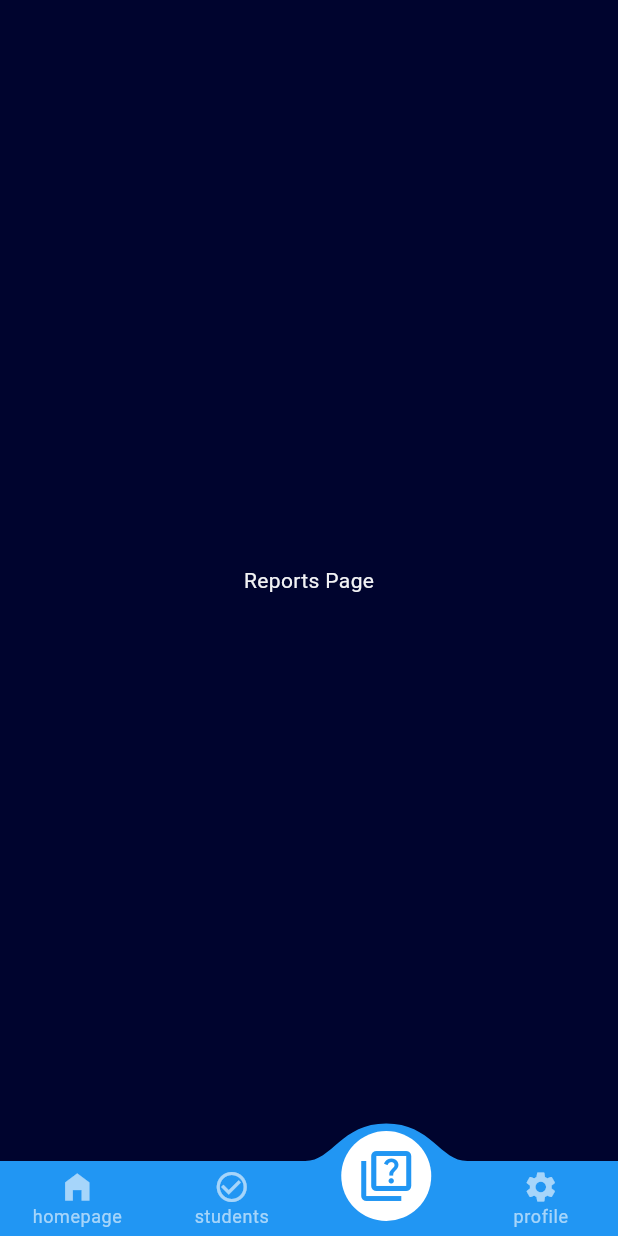
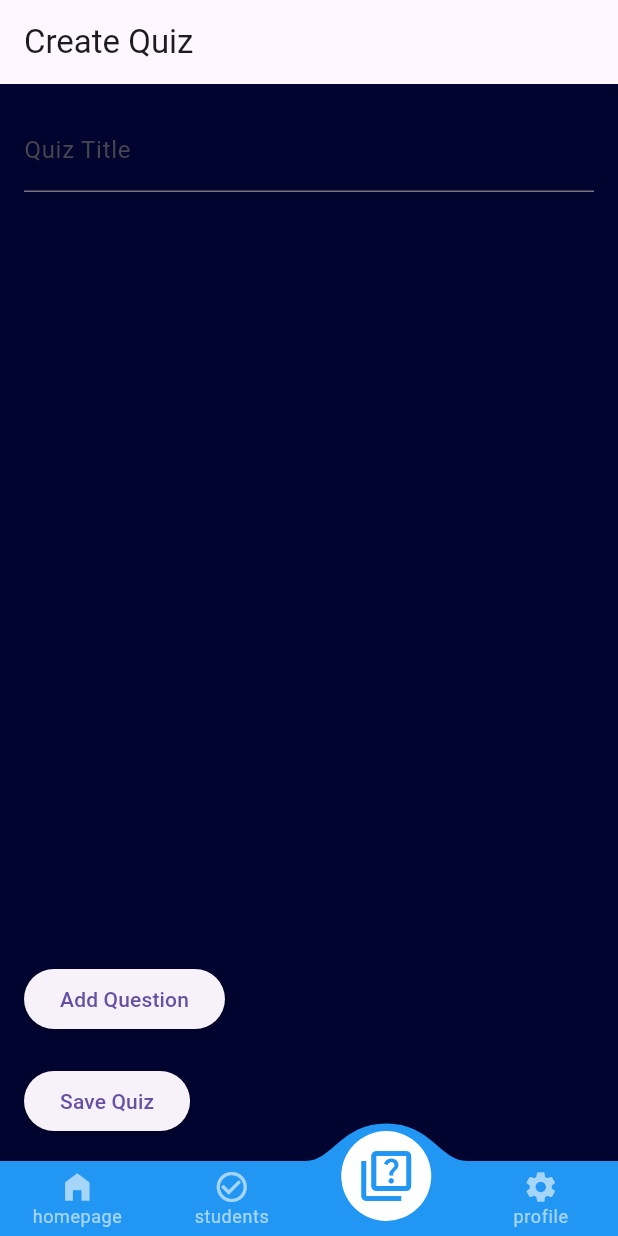
Before and after one commit to Manish0045/go-school-app, a Flutter app: the TeacherScreen screen opened directly, item 3 of the bottom bar chosen, on a phone screen of 412 x 824 dp. Run offline on Flutter 3.47's test engine with Material 3 defaults, Android fonts, the phone set to English and light mode, and no system bars; drawn by our look-alikes of convex_bottom_bar; our stand-ins replace cloud_firestore, firebase_auth, firebase_core, fl_chart, slide_to_act; missing offline and left inert: barcode_scan2; accounts and stored records are empty.

Commit message:
Changes in quiz model

```diff
--- a/lib/models/quiz_model.dart
+++ b/lib/models/quiz_model.dart
@@ -0,0 +1,62 @@
+// models/quiz_model.dart
+class QuizModel {
+  String? id;
+  String title;
+  List<Question> questions;
+
+  QuizModel({
+    this.id,
+    required this.title,
+    required this.questions,
+  });
+
+  // Convert QuizModel to a Map for Firebase storage
+  Map<String, dynamic> toMap() {
+    return {
+      'id': id,
+      'title': title,
+      'questions': questions.map((q) => q.toMap()).toList(),
+    };
+  }
+
+  // Factory method to create QuizModel from a Map
+  factory QuizModel.fromMap(Map<String, dynamic> map, String documentId) {
+    return QuizModel(
+      id: documentId,
+      title: map['title'],
+      questions: List<Question>.from(
+        map['questions'].map((q) => Question.fromMap(q)),
+      ),
+    );
+  }
+}
+
+class Question {
+  String questionText;
+  List<String> options;
+  int correctOptionIndex;
+
+  Question({
+    required this.questionText,
+    required this.options,
+    required this.correctOptionIndex,
+  });
+
+  // Convert Question to a Map for Firebase storage
+  Map<String, dynamic> toMap() {
+    return {
+      'questionText': questionText,
+      'options': options,
+      'correctOptionIndex': correctOptionIndex,
+    };
+  }
+
+  // Factory method to create Question from a Map
+  factory Question.fromMap(Map<String, dynamic> map) {
+    return Question(
+      questionText: map['questionText'],
+      options: List<String>.from(map['options']),
+      correctOptionIndex: map['correctOptionIndex'],
+    );
+  }
+}
--- /dev/null
+++ b/lib/screens/teacher/quiz_screen.dart
@@ -0,0 +1,129 @@
+// screens/teacher/quiz_form.dart
+import 'package:flutter/material.dart';
+import 'package:go_school_application/services/quiz_services.dart';
+import '../../models/quiz_model.dart';
+
+class QuizFormPage extends StatefulWidget {
+  const QuizFormPage({Key? key}) : super(key: key);
+
+  @override
+  _QuizFormPageState createState() => _QuizFormPageState();
+}
+
+class _QuizFormPageState extends State<QuizFormPage> {
+  final _formKey = GlobalKey<FormState>();
+  String _title = '';
+  List<Question> _questions = [];
+
+  final _titleController = TextEditingController();
+
+  void _addQuestion() {
+    setState(() {
+      _questions.add(
+        Question(
+          questionText: '',
+          options: ['', '', '', ''],
+          correctOptionIndex: 0,
+        ),
+      );
+    });
+  }
+
+  void _saveQuiz() {
+    if (_formKey.currentState!.validate()) {
+      _formKey.currentState!.save();
+      QuizModel newQuiz = QuizModel(title: _title, questions: _questions);
+      QuizServices().createQuiz(newQuiz);
+      ScaffoldMessenger.of(context).showSnackBar(
+        const SnackBar(content: Text('Quiz created successfully')),
+      );
+      Navigator.pop(context);
+    }
+  }
+
+  @override
+  Widget build(BuildContext context) {
+    return Scaffold(
+      appBar: AppBar(title: const Text('Create Quiz')),
+      body: Padding(
+        padding: const EdgeInsets.all(16.0),
+        child: Form(
+          key: _formKey,
+          child: Column(
+            crossAxisAlignment: CrossAxisAlignment.start,
+            children: [
+              TextFormField(
+                controller: _titleController,
+                decoration: const InputDecoration(labelText: 'Quiz Title'),
+                validator: (value) {
+                  if (value == null || value.isEmpty) {
+                    return 'Please enter a quiz title';
+                  }
+                  return null;
+                },
+                onSaved: (value) {
+                  _title = value!;
+                },
+              ),
+              const SizedBox(height: 20),
+              Expanded(
+                child: ListView.builder(
+                  itemCount: _questions.length,
+                  itemBuilder: (context, index) {
+                    return _buildQuestionForm(index);
+                  },
+                ),
+              ),
+              ElevatedButton(
+                onPressed: _addQuestion,
+                child: const Text('Add Question'),
+              ),
+              const SizedBox(height: 20),
+              ElevatedButton(
+                onPressed: _saveQuiz,
+                child: const Text('Save Quiz'),
+              ),
+            ],
+          ),
+        ),
+      ),
+    );
+  }
+
+  Widget _buildQuestionForm(int index) {
+    return Column(
+      children: [
+        TextFormField(
+          decoration: const InputDecoration(labelText: 'Question'),
+          onChanged: (value) {
+            _questions[index].questionText = value;
+          },
+        ),
+        for (int i = 0; i < 4; i++)
+          TextFormField(
+            decoration: InputDecoration(labelText: 'Option ${i + 1}'),
+            onChanged: (value) {
+              _questions[index].options[i] = value;
+            },
+          ),
+        DropdownButtonFormField<int>(
+          value: _questions[index].correctOptionIndex,
+          decoration: const InputDecoration(labelText: 'Correct Option'),
+          items: List.generate(
+            4,
+            (i) => DropdownMenuItem<int>(
+              value: i,
+              child: Text('Option ${i + 1}'),
+            ),
+          ),
+          onChanged: (value) {
+            setState(() {
+              _questions[index].correctOptionIndex = value!;
+            });
+          },
+        ),
+        const SizedBox(height: 20),
+      ],
+    );
+  }
+}
--- a/lib/screens/teacher/teacher_screen.dart
+++ b/lib/screens/teacher/teacher_screen.dart
@@ -1,7 +1,7 @@
 import 'package:flutter/material.dart';
 import 'package:convex_bottom_bar/convex_bottom_bar.dart';
-import 'package:go_school_application/constants/constant_colors.dart';
 import 'package:go_school_application/screens/profile/profile_screen.dart';
+import 'package:go_school_application/screens/teacher/quiz_screen.dart';
 import 'package:go_school_application/screens/teacher/student_list_screen.dart';
 import 'package:go_school_application/widgets/mark_attendance.dart';
 
@@ -32,7 +32,7 @@ class _TeacherScreenState extends State<TeacherScreen> {
           children: [
             MarkAttendance(),
             StudentListPage(),
-            ReportsPage(),
+            QuizFormPage(),
             ProfileScreen(),
           ],
         ),
@@ -50,45 +50,3 @@ class _TeacherScreenState extends State<TeacherScreen> {
     );
   }
 }
-
-class DashboardPage extends StatelessWidget {
-  const DashboardPage({super.key});
-
-  @override
-  Widget build(BuildContext context) {
-    return const Center(
-      child: Text(
-        'Dashboard Page',
-        style: TextStyle(color: textColor),
-      ),
-    );
-  }
-}
-
-class UsersPage extends StatelessWidget {
-  const UsersPage({super.key});
-
-  @override
-  Widget build(BuildContext context) {
-    return const Center(
-      child: Text(
-        'Users Page',
-        style: TextStyle(color: textColor),
-      ),
-    );
-  }
-}
-
-class ReportsPage extends StatelessWidget {
-  const ReportsPage({super.key});
-
-  @override
-  Widget build(BuildContext context) {
-    return const Center(
-      child: Text(
-        'Reports Page',
-        style: TextStyle(color: textColor),
-      ),
-    );
-  }
-}
--- /dev/null
+++ b/lib/services/quiz_services.dart
@@ -0,0 +1,22 @@
+// services/quiz_service.dart
+import 'package:cloud_firestore/cloud_firestore.dart';
+import '../models/quiz_model.dart';
+
+class QuizServices {
+  final CollectionReference quizCollection =
+      FirebaseFirestore.instance.collection('quizzes');
+
+  // Create a new quiz
+  Future<void> createQuiz(QuizModel quiz) async {
+    await quizCollection.add(quiz.toMap());
+  }
+
+  // Get quizzes
+  Stream<List<QuizModel>> getQuizzes() {
+    return quizCollection.snapshots().map((snapshot) {
+      return snapshot.docs.map((doc) {
+        return QuizModel.fromMap(doc.data() as Map<String, dynamic>, doc.id);
+      }).toList();
+    });
+  }
+}
```
